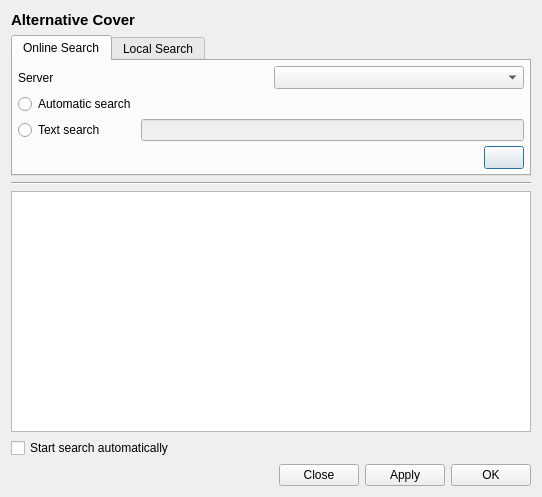
Before: the Qt Designer form src/GUI/Covers/GUI_AlternativeCovers.ui in Inferno214221/sayonara-player, drawn with Qt 5.
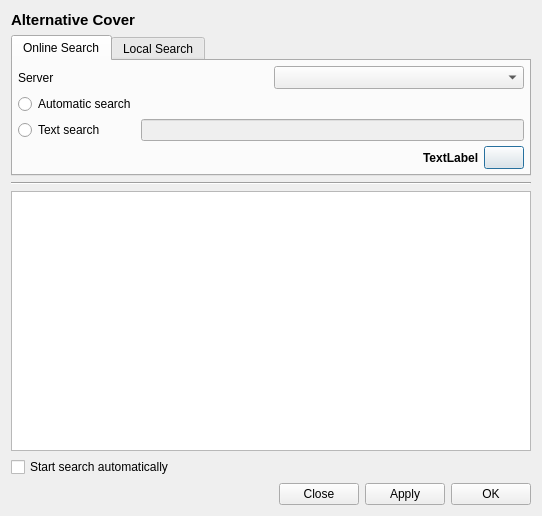
After: the same form once the commit is applied. The open tabs and pages were chosen to show the change. Custom widgets are drawn as their Qt base class.

```diff
--- a/src/GUI/Covers/GUI_AlternativeCovers.ui
+++ b/src/GUI/Covers/GUI_AlternativeCovers.ui
@@ -7,7 +7,7 @@
     <x>0</x>
     <y>0</y>
     <width>538</width>
-    <height>497</height>
+    <height>516</height>
    </rect>
   </property>
   <layout class="QGridLayout" name="gridLayout">
@@ -185,6 +185,19 @@
            </property>
           </spacer>
          </item>
+         <item>
+          <widget class="QLabel" name="lab_websearch_disabled">
+           <property name="font">
+            <font>
+             <weight>75</weight>
+             <bold>true</bold>
+            </font>
+           </property>
+           <property name="text">
+            <string notr="true">TextLabel</string>
+           </property>
+          </widget>
+         </item>
          <item>
           <widget class="QPushButton" name="btn_search">
            <property name="sizePolicy">
```
Left out of the diff: 2 changed lines with no effect on the pictures.
